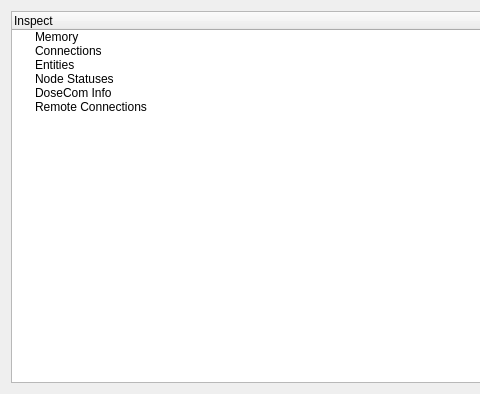
Old version of the form src/dose/dose_dobexplorer.ss/src/dosemon.ui in the repository SafirSDK/safir-sdk-core; both pictures show x 0 to 480 and y 0 to 394 of the 741 by 394 pixel window.
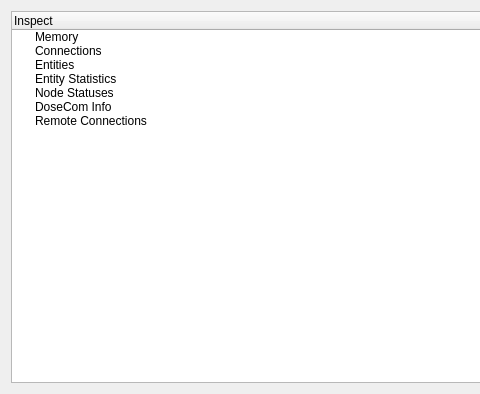
New version of the form.

Commit message: Added new tab Entity Statistics to dobexplorer.

Patch:
```diff
--- a/src/dose/dose_dobexplorer.ss/src/dosemon.ui
+++ b/src/dose/dose_dobexplorer.ss/src/dosemon.ui
@@ -43,17 +43,22 @@
        </property>
       </item>
       <item>
-       <property name="text" >
+       <property name="text">
+        <string>Entity Statistics</string>
+       </property>
+      </item>
+      <item>
+       <property name="text">
         <string>Node Statuses</string>
        </property>
       </item>
       <item>
-       <property name="text" >
+       <property name="text">
         <string>DoseCom Info</string>
        </property>
       </item>
       <item>
-       <property name="text" >
+       <property name="text">
         <string>Remote Connections</string>
        </property>
       </item>
```
Left out of the diff: 41 changed lines with no effect on the pictures. The commit also changes 10 other files.
